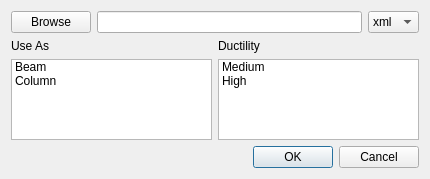
Old version of the form applications/section/widgets/export.ui in the repository ebrahimraeyat/civilTools.
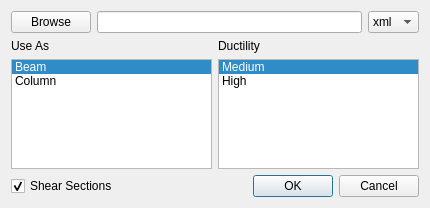
New version of the form.

Commit message: SECTION: add shear for exporting to xml

What changed in the file:
```diff
--- a/applications/section/widgets/export.ui
+++ b/applications/section/widgets/export.ui
@@ -7,7 +7,7 @@
     <x>0</x>
     <y>0</y>
     <width>430</width>
-    <height>179</height>
+    <height>208</height>
    </rect>
   </property>
   <property name="windowTitle">
@@ -58,6 +58,9 @@
          <property name="selectionMode">
           <enum>QAbstractItemView::ExtendedSelection</enum>
          </property>
+         <property name="currentRow">
+          <number>0</number>
+         </property>
          <item>
           <property name="text">
            <string>Beam</string>
@@ -86,6 +89,9 @@
          <property name="selectionMode">
           <enum>QAbstractItemView::ExtendedSelection</enum>
          </property>
+         <property name="currentRow">
+          <number>0</number>
+         </property>
          <item>
           <property name="text">
            <string>Medium</string>
@@ -103,6 +109,31 @@
     </layout>
    </item>
    <item>
+    <layout class="QHBoxLayout" name="horizontalLayout_3">
+     <item>
+      <widget class="QCheckBox" name="shear_section_checkbox">
+       <property name="text">
+        <string>Shear Sections</string>
+       </property>
+       <property name="checked">
+        <bool>true</bool>
+       </property>
+      </widget>
+     </item>
+     <item>
+      <spacer name="horizontalSpacer">
+       <property name="orientation">
+        <enum>Qt::Horizontal</enum>
+       </property>
+       <property name="sizeHint" stdset="0">
+        <size>
+         <width>40</width>
+         <height>20</height>
+        </size>
+       </property>
+      </spacer>
+     </item>
+     <item>
     <widget class="QDialogButtonBox" name="buttonBox">
      <property name="orientation">
       <enum>Qt::Horizontal</enum>
@@ -111,6 +142,8 @@
       <set>QDialogButtonBox::Cancel|QDialogButtonBox::Ok</set>
      </property>
     </widget>
+     </item>
+    </layout>
    </item>
   </layout>
  </widget>
```
Lines whose indentation alone changed are shown as unchanged. The commit also changes 1 other file.
